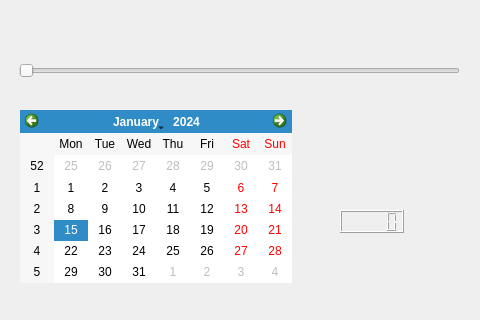
Before: the Qt Designer form arsch.ui in dgow/PiClock, drawn with Qt 5.
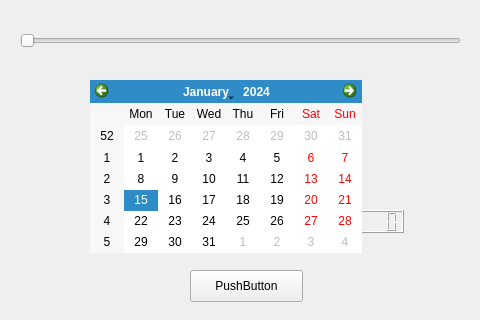
After: the same form once the commit is applied.

Patch:
```diff
--- a/arsch.ui
+++ b/arsch.ui
@@ -16,8 +16,8 @@
   <widget class="QPushButton" name="pushButton">
    <property name="geometry">
     <rect>
-     <x>130</x>
-     <y>140</y>
+     <x>190</x>
+     <y>270</y>
      <width>113</width>
      <height>32</height>
     </rect>
@@ -42,8 +42,8 @@
   <widget class="QSlider" name="horizontalSlider">
    <property name="geometry">
     <rect>
-     <x>19</x>
-     <y>60</y>
+     <x>20</x>
+     <y>30</y>
      <width>441</width>
      <height>22</height>
     </rect>
@@ -65,8 +65,8 @@
   <widget class="QCalendarWidget" name="calendarWidget">
    <property name="geometry">
     <rect>
-     <x>20</x>
-     <y>110</y>
+     <x>90</x>
+     <y>80</y>
      <width>272</width>
      <height>173</height>
     </rect>
```
